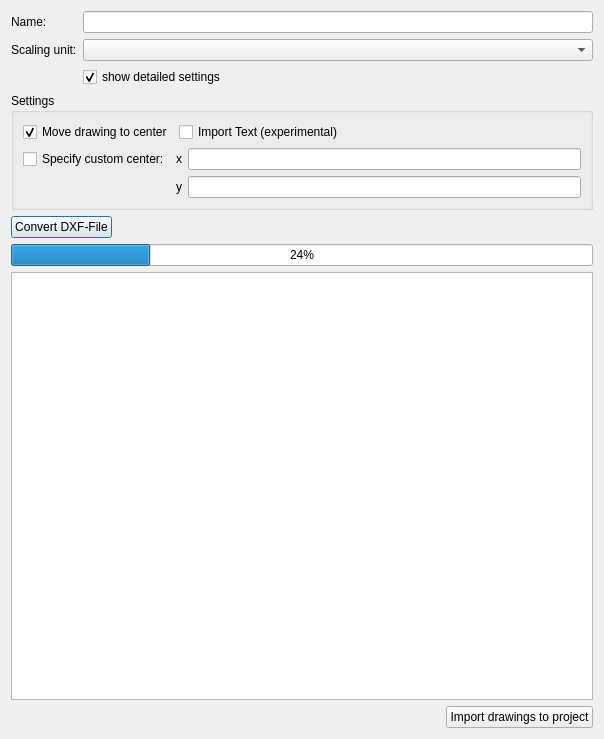
Old version of the form externals/DXFImportPlugin/src/ImportDXFDialog.ui in the repository VICUS-Software/DXFImportPlugin.
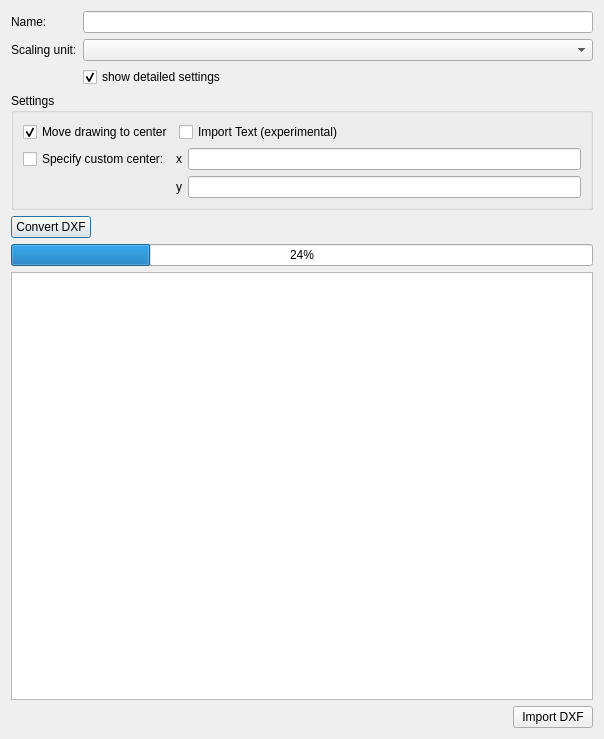
New version of the form. Custom widgets are drawn as their Qt base class.

Commit message: Updated dxf dialog

Diff of the .ui file:
```diff
--- a/externals/DXFImportPlugin/src/ImportDXFDialog.ui
+++ b/externals/DXFImportPlugin/src/ImportDXFDialog.ui
@@ -134,7 +134,7 @@
         </size>
        </property>
        <property name="text">
-        <string>Convert DXF-File</string>
+        <string>Convert DXF</string>
        </property>
       </widget>
      </item>
@@ -177,7 +177,7 @@
      <item>
       <widget class="QPushButton" name="pushButtonImport">
        <property name="text">
-        <string>Import drawings to project</string>
+        <string>Import DXF</string>
        </property>
       </widget>
      </item>
```
The commit also changes 1 other file.
